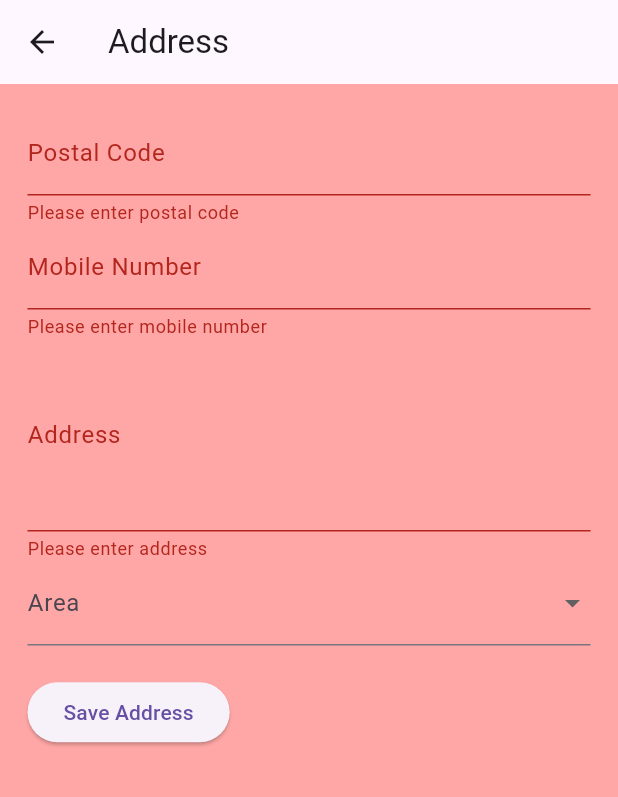
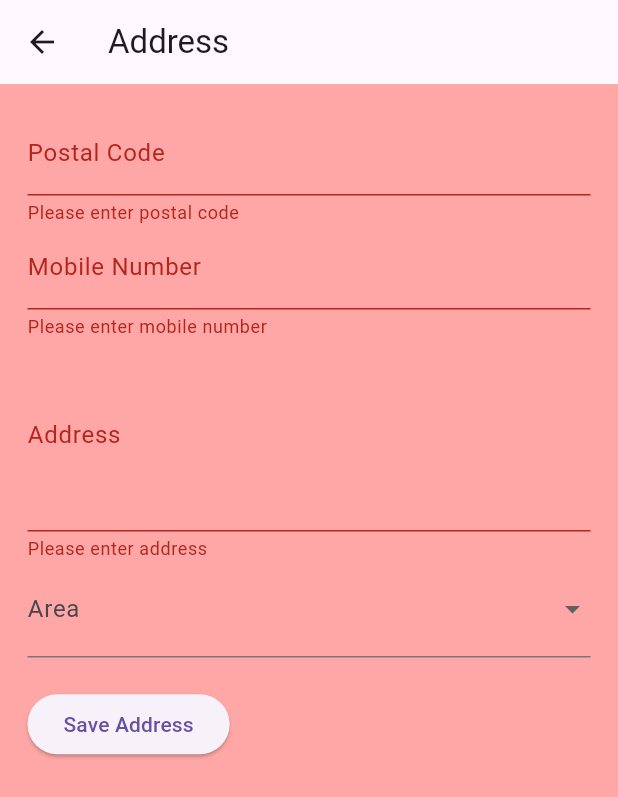
Before and after one commit to IsvaShahzad/DeliveryApp, a Flutter app: the AddressScreen screen opened directly, after a tap on "Save Address", on a phone screen of 412 x 824 dp. Shown: the top 797 px of the screen. Run offline on Flutter 3.47's test engine with Material 3 defaults, Android fonts, the phone set to English and light mode, and no system bars; our stand-ins replace badges, cloud_firestore, confetti, firebase_auth, firebase_core, flutter_map and 6 more; missing offline and left inert: firebase_app_check; accounts and stored records are empty; network calls fail; project files that could hold a hidden picture were left out.

Commit message:
updated the address screen and passed the address to main screen and payment screen

```diff
--- a/lib/checkout_screens/payment_screen.dart
+++ b/lib/checkout_screens/payment_screen.dart
@@ -229,7 +229,7 @@ class _PaymentScreenState extends State<PaymentScreen> {
           ),
           Expanded(
             child: Padding(
-              padding: EdgeInsets.symmetric(horizontal: screenWidth * 0.05),
+              padding: EdgeInsets.symmetric(horizontal: screenWidth * 0.03),
               child: Column(
                 crossAxisAlignment: CrossAxisAlignment.start,
                 children: [
--- a/lib/screens/address_screen.dart
+++ b/lib/screens/address_screen.dart
@@ -29,11 +29,13 @@ class _AddressScreenState extends State<AddressScreen> {
   String _selectedProvince = '';
 
   final List<String> _provinceOptions = [
-    'Bahria(Phase 1-8)',
-    'DHA(Phase 1-2)',
+    'Bahria Phase 1-4',
+    'Bahria Phase 7-8',
+    'DHA Phase 1',
+    'DHA Phase 2',
     'Gulraiz',
-    'PWD',
-    'Chaklala'
+    'Chaklala',
+    'Pwd'
   ];
 
   @override
@@ -47,7 +49,6 @@ class _AddressScreenState extends State<AddressScreen> {
     if (user != null) {
       final prefs = await SharedPreferences.getInstance();
 
-      // First, try loading from SharedPreferences
       setState(() {
         _postalCodeController.text = prefs.getString('postalCode') ?? widget.postalCode;
         _mobileController.text = prefs.getString('mobileNumber') ?? widget.mobileNumber;
@@ -55,7 +56,6 @@ class _AddressScreenState extends State<AddressScreen> {
         _selectedProvince = prefs.getString('province') ?? widget.province;
       });
 
-      // Then, fetch from Firestore
       final addressDoc = await FirebaseFirestore.instance
           .collection('shippingdetails')
           .doc(user.email)
@@ -87,17 +87,15 @@ class _AddressScreenState extends State<AddressScreen> {
             'Mobile Number': _mobileController.text,
             'Address': _addressController.text,
             'Area': _selectedProvince,
-            'Postal Code': _postalCodeController.text, // Save postal code
           });
 
-          // Save to shared preferences
           final prefs = await SharedPreferences.getInstance();
           await prefs.setString('postalCode', _postalCodeController.text);
           await prefs.setString('mobileNumber', _mobileController.text);
           await prefs.setString('address', _addressController.text);
           await prefs.setString('province', _selectedProvince);
 
-          Navigator.pop(context); // Go back after saving
+          Navigator.pop(context);
         } catch (e) {
           print('Error saving address: $e');
           ScaffoldMessenger.of(context).showSnackBar(
@@ -121,6 +119,7 @@ class _AddressScreenState extends State<AddressScreen> {
           child: Column(
             crossAxisAlignment: CrossAxisAlignment.start,
             children: [
+
               TextFormField(
                 controller: _postalCodeController,
                 decoration: InputDecoration(labelText: 'Postal Code'),
@@ -155,7 +154,7 @@ class _AddressScreenState extends State<AddressScreen> {
                 },
               ),
               DropdownButtonFormField<String>(
-                value: _selectedProvince.isNotEmpty ? _selectedProvince : null,
+                value: _provinceOptions.contains(_selectedProvince) ? _selectedProvince : null,
                 items: _provinceOptions.map((province) {
                   return DropdownMenuItem<String>(
                     value: province,
@@ -167,7 +166,11 @@ class _AddressScreenState extends State<AddressScreen> {
                     _selectedProvince = value ?? '';
                   });
                 },
-                decoration: InputDecoration(labelText: 'Area'),
+                decoration: InputDecoration(
+                  labelText: 'Area',
+                  contentPadding: EdgeInsets.symmetric(vertical: 12.0),
+                ),
+                isExpanded: true,
               ),
               SizedBox(height: 20.h),
               ElevatedButton(
```
